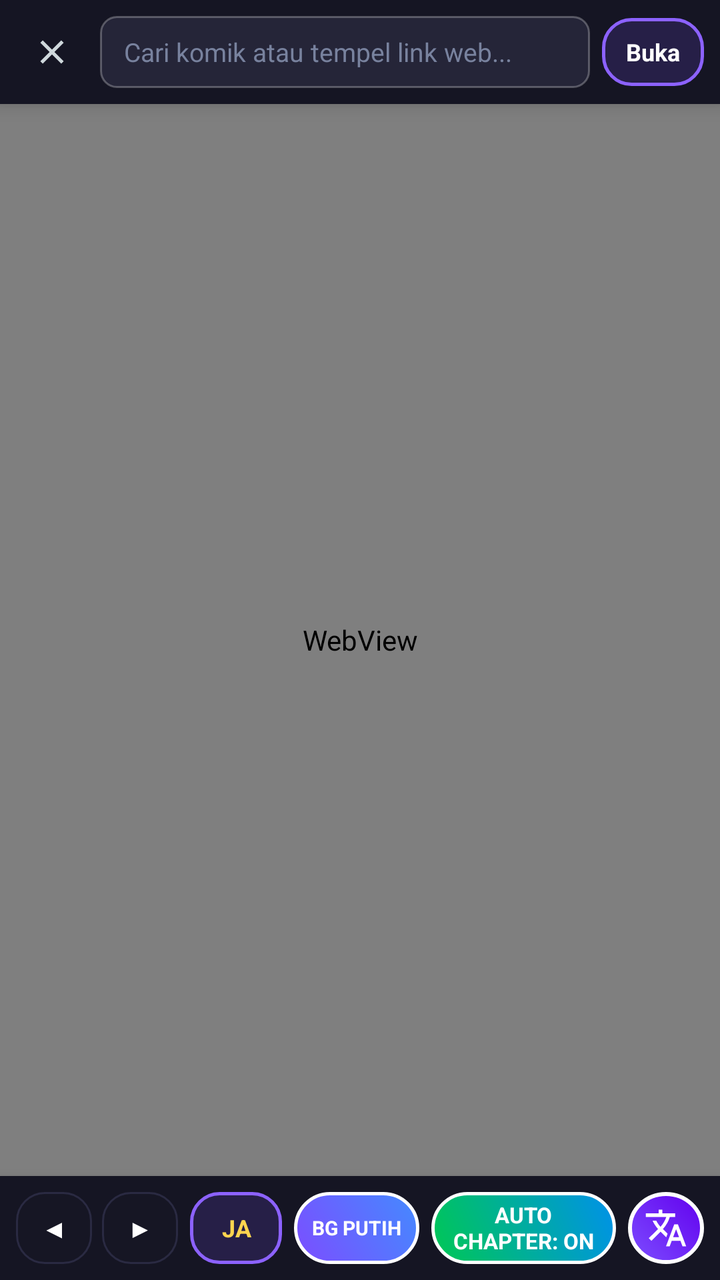
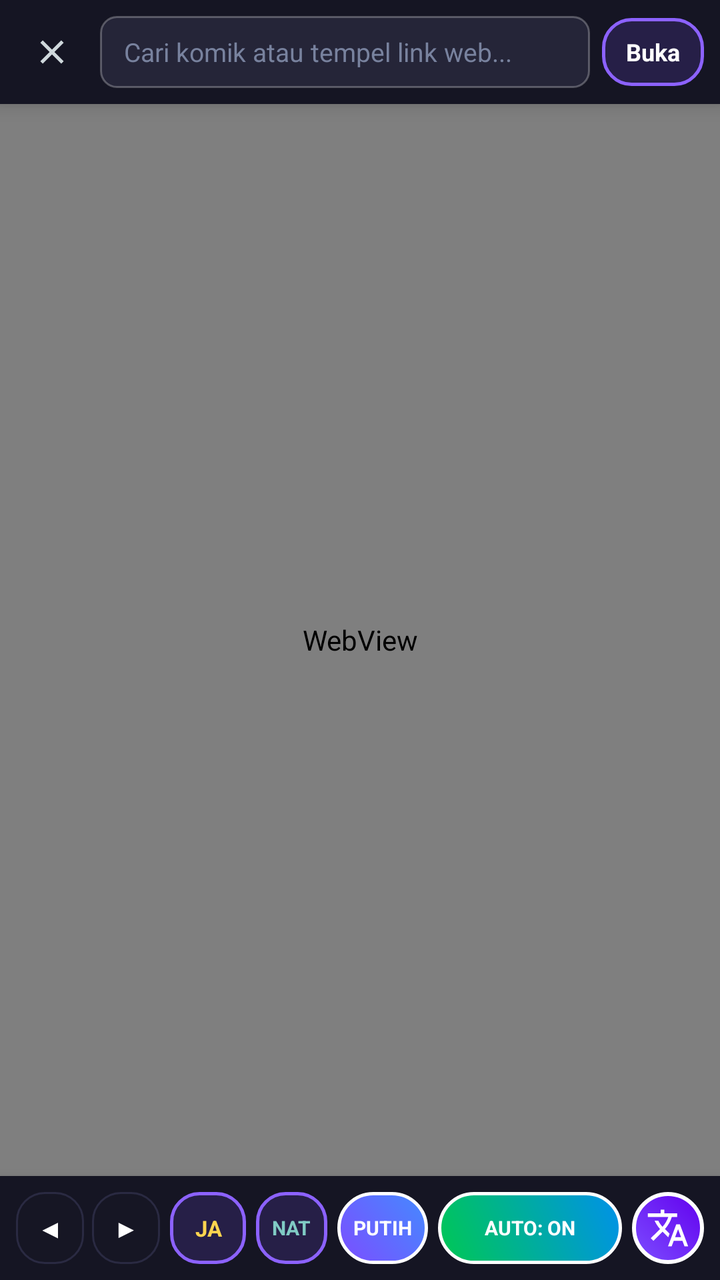

Screens rendered from an Android XML layout before and after an edit, with the pre-edit source and the edit as a unified diff.
<!-- AndroidManifest.xml: application theme Theme.MangaWebTranslator -->
<!-- res/layout/activity_web_comic.xml -->
<?xml version="1.0" encoding="utf-8"?>
<LinearLayout xmlns:android="http://schemas.android.com/apk/res/android"
    xmlns:app="http://schemas.android.com/apk/res-auto"
    android:layout_width="match_parent"
    android:layout_height="match_parent"
    android:background="#0D0D16"
    android:orientation="vertical">

    
    <LinearLayout
        android:layout_width="match_parent"
        android:layout_height="52dp"
        android:background="#151523"
        android:elevation="6dp"
        android:gravity="center_vertical"
        android:orientation="horizontal"
        android:paddingStart="8dp"
        android:paddingEnd="8dp">

        <ImageView
            android:id="@+id/btnCloseReader"
            android:layout_width="36dp"
            android:layout_height="36dp"
            android:background="?attr/selectableItemBackgroundBorderless"
            android:contentDescription="Tutup"
            android:padding="8dp"
            android:src="@drawable/ic_clear"
            app:tint="#CFD8DC" />

        <EditText
            android:id="@+id/etUrlBar"
            android:layout_width="0dp"
            android:layout_height="36dp"
            android:layout_marginStart="6dp"
            android:layout_marginEnd="6dp"
            android:layout_weight="1"
            android:background="@drawable/bg_url_input"
            android:hint="Cari komik atau tempel link web..."
            android:imeOptions="actionGo"
            android:inputType="textUri"
            android:maxLines="1"
            android:paddingStart="12dp"
            android:paddingEnd="12dp"
            android:singleLine="true"
            android:textColor="#FFFFFF"
            android:textColorHint="#78829E"
            android:textSize="13sp" />

        <TextView
            android:id="@+id/btnGoUrl"
            android:layout_width="wrap_content"
            android:layout_height="34dp"
            android:background="@drawable/bg_chip_selected"
            android:clickable="true"
            android:focusable="true"
            android:gravity="center"
            android:paddingStart="12dp"
            android:paddingEnd="12dp"
            android:text="Buka"
            android:textColor="#FFFFFF"
            android:textSize="12sp"
            android:textStyle="bold" />
    </LinearLayout>

    
    <ProgressBar
        android:id="@+id/pbWebLoad"
        style="?android:attr/progressBarStyleHorizontal"
        android:layout_width="match_parent"
        android:layout_height="3dp"
        android:max="100"
        android:progressTint="#7C4DFF"
        android:visibility="gone" />

    <LinearLayout
        android:id="@+id/llChapterProgress"
        android:layout_width="match_parent"
        android:layout_height="30dp"
        android:background="#1F1938"
        android:gravity="center_vertical"
        android:orientation="horizontal"
        android:paddingStart="12dp"
        android:paddingEnd="12dp"
        android:visibility="gone">

        <ProgressBar
            android:id="@+id/pbPanelSpinner"
            android:layout_width="14dp"
            android:layout_height="14dp"
            android:layout_marginEnd="8dp"
            android:indeterminateTint="#00E676" />

        <TextView
            android:id="@+id/tvChapterProgress"
            android:layout_width="0dp"
            android:layout_height="wrap_content"
            android:layout_weight="1"
            android:ellipsize="end"
            android:maxLines="1"
            android:text="Menerjemahkan panel 1 / 20..."
            android:textColor="#E0E0FF"
            android:textSize="11sp"
            android:textStyle="bold" />

        <TextView
            android:id="@+id/tvToggleOrig"
            android:layout_width="wrap_content"
            android:layout_height="22dp"
            android:background="@drawable/bg_chip_unselected"
            android:clickable="true"
            android:focusable="true"
            android:gravity="center"
            android:paddingStart="8dp"
            android:paddingEnd="8dp"
            android:text="Lihat Asli"
            android:textColor="#FFD54F"
            android:textSize="10sp"
            android:textStyle="bold" />
    </LinearLayout>

    
    <WebView
        android:id="@+id/webViewComic"
        android:layout_width="match_parent"
        android:layout_height="0dp"
        android:layout_weight="1" />

    
    <LinearLayout
        android:layout_width="match_parent"
        android:layout_height="52dp"
        android:background="#151523"
        android:elevation="10dp"
        android:gravity="center_vertical"
        android:orientation="horizontal"
        android:paddingStart="8dp"
        android:paddingEnd="8dp">

        
        <TextView
            android:id="@+id/btnWebBack"
            android:layout_width="38dp"
            android:layout_height="36dp"
            android:background="@drawable/bg_chip_unselected"
            android:clickable="true"
            android:focusable="true"
            android:gravity="center"
            android:text="◀"
            android:textColor="#FFFFFF"
            android:textSize="13sp" />

        
        <TextView
            android:id="@+id/btnWebForward"
            android:layout_width="38dp"
            android:layout_height="36dp"
            android:layout_marginStart="5dp"
            android:background="@drawable/bg_chip_unselected"
            android:clickable="true"
            android:focusable="true"
            android:gravity="center"
            android:text="▶"
            android:textColor="#FFFFFF"
            android:textSize="13sp" />

        
        <TextView
            android:id="@+id/btnReaderLang"
            android:layout_width="46dp"
            android:layout_height="36dp"
            android:layout_marginStart="6dp"
            android:background="@drawable/bg_chip_selected"
            android:clickable="true"
            android:focusable="true"
            android:gravity="center"
            android:text="JA"
            android:textColor="#FFD54F"
            android:textSize="12sp"
            android:textStyle="bold" />

        
        <TextView
            android:id="@+id/btnReaderBg"
            android:layout_width="wrap_content"
            android:layout_height="36dp"
            android:layout_marginStart="6dp"
            android:background="@drawable/bg_style_toggle_on"
            android:clickable="true"
            android:focusable="true"
            android:gravity="center"
            android:paddingStart="9dp"
            android:paddingEnd="9dp"
            android:text="BG PUTIH"
            android:textColor="#FFFFFF"
            android:textSize="10sp"
            android:textStyle="bold" />

        
        <TextView
            android:id="@+id/btnAutoChapter"
            android:layout_width="0dp"
            android:layout_height="36dp"
            android:layout_marginStart="6dp"
            android:layout_weight="1"
            android:background="@drawable/bg_auto_toggle_on"
            android:clickable="true"
            android:focusable="true"
            android:gravity="center"
            android:paddingStart="8dp"
            android:paddingEnd="8dp"
            android:text="AUTO CHAPTER: ON"
            android:textColor="#FFFFFF"
            android:textSize="11sp"
            android:textStyle="bold" />

        
        <ImageView
            android:id="@+id/btnScanChapterNow"
            android:layout_width="38dp"
            android:layout_height="36dp"
            android:layout_marginStart="6dp"
            android:background="@drawable/bg_floating_bubble"
            android:clickable="true"
            android:contentDescription="Terjemahkan semua panel"
            android:focusable="true"
            android:padding="7dp"
            android:src="@drawable/ic_translate"
            app:tint="#FFFFFF" />
    </LinearLayout>

</LinearLayout>
<!-- resources referenced by this layout -->
<resources>
  <!-- drawable bg_auto_toggle_on (drawable) -->
  <?xml version="1.0" encoding="utf-8"?>
  <shape xmlns:android="http://schemas.android.com/apk/res/android"
      android:shape="rectangle">
      <gradient
          android:angle="45"
          android:startColor="#00C853"
          android:endColor="#0091EA"
          android:type="linear" />
      <corners android:radius="18dp" />
      <stroke
          android:width="1.5dp"
          android:color="#FFFFFF" />
  </shape>
  <!-- drawable bg_chip_selected (drawable) -->
  <?xml version="1.0" encoding="utf-8"?>
  <shape xmlns:android="http://schemas.android.com/apk/res/android"
      android:shape="rectangle">
      <solid android:color="#261F47" />
      <corners android:radius="14dp" />
      <stroke
          android:width="1.5dp"
          android:color="#8C62FF" />
  </shape>
  <!-- drawable bg_chip_unselected (drawable) -->
  <?xml version="1.0" encoding="utf-8"?>
  <shape xmlns:android="http://schemas.android.com/apk/res/android"
      android:shape="rectangle">
      <solid android:color="#161624" />
      <corners android:radius="14dp" />
      <stroke
          android:width="1dp"
          android:color="#2A2A42" />
  </shape>
  <!-- drawable bg_floating_bubble (drawable) -->
  <?xml version="1.0" encoding="utf-8"?>
  <shape xmlns:android="http://schemas.android.com/apk/res/android"
      android:shape="oval">
      <gradient
          android:angle="45"
          android:startColor="#7C4DFF"
          android:endColor="#6200EE"
          android:type="linear" />
      <stroke
          android:width="2dp"
          android:color="#FFFFFF" />
  </shape>
  <!-- drawable bg_style_toggle_on (drawable) -->
  <?xml version="1.0" encoding="utf-8"?>
  <shape xmlns:android="http://schemas.android.com/apk/res/android"
      android:shape="rectangle">
      <gradient
          android:angle="45"
          android:startColor="#7C4DFF"
          android:endColor="#448AFF"
          android:type="linear" />
      <corners android:radius="18dp" />
      <stroke
          android:width="1.5dp"
          android:color="#FFFFFF" />
  </shape>
  <!-- drawable bg_url_input (drawable) -->
  <?xml version="1.0" encoding="utf-8"?>
  <shape xmlns:android="http://schemas.android.com/apk/res/android"
      android:shape="rectangle">
      <solid android:color="@color/input_bg" />
      <corners android:radius="8dp" />
      <stroke android:width="1dp" android:color="#44FFFFFF" />
      <padding
          android:left="10dp"
          android:top="8dp"
          android:right="10dp"
          android:bottom="8dp" />
  </shape>
  <!-- drawable ic_clear (drawable) -->
  <vector xmlns:android="http://schemas.android.com/apk/res/android"
      android:width="24dp"
      android:height="24dp"
      android:viewportWidth="24"
      android:viewportHeight="24">
      <path
          android:fillColor="@android:color/white"
          android:pathData="M19,6.41L17.59,5 12,10.59 6.41,5 5,6.41 10.59,12 5,17.59 6.41,19 12,13.41 17.59,19 19,17.59 13.41,12z"/>
  </vector>
  <style name="Theme.MangaWebTranslator" parent="Theme.MaterialComponents.DayNight.NoActionBar">
          <item name="colorPrimary">@color/primary_accent</item>
          <item name="colorPrimaryVariant">@color/purple_700</item>
          <item name="colorOnPrimary">@color/white</item>
          <item name="colorSecondary">@color/teal_200</item>
          <item name="android:statusBarColor">#0D0D16</item>
          <item name="android:navigationBarColor">#0D0D16</item>
      </style>
  <color name="input_bg">#252538</color>
  <color name="primary_accent">#7C4DFF</color>
  <color name="purple_700">#FF3700B3</color>
  <color name="white">#FFFFFFFF</color>
  <color name="teal_200">#FF03DAC5</color>
  <!-- unchanged entries left out for length: 1 -->
</resources>

<!-- the commit's change to res/layout/activity_web_comic.xml (unified diff, before → after) -->
@@ -139,43 +139,60 @@
         
         <TextView
             android:id="@+id/btnWebBack"
+            android:layout_width="34dp"
+            android:layout_height="36dp"
+            android:background="@drawable/bg_chip_unselected"
+            android:clickable="true"
+            android:focusable="true"
+            android:gravity="center"
+            android:text="◀"
+            android:textColor="#FFFFFF"
+            android:textSize="13sp" />
+
+        
+        <TextView
+            android:id="@+id/btnWebForward"
+            android:layout_width="34dp"
+            android:layout_height="36dp"
+            android:layout_marginStart="4dp"
+            android:background="@drawable/bg_chip_unselected"
+            android:clickable="true"
+            android:focusable="true"
+            android:gravity="center"
+            android:text="▶"
+            android:textColor="#FFFFFF"
+            android:textSize="13sp" />
+
+        
+        <TextView
+            android:id="@+id/btnReaderLang"
             android:layout_width="38dp"
             android:layout_height="36dp"
-            android:background="@drawable/bg_chip_unselected"
-            android:clickable="true"
-            android:focusable="true"
-            android:gravity="center"
-            android:text="◀"
-            android:textColor="#FFFFFF"
-            android:textSize="13sp" />
-
-        
-        <TextView
-            android:id="@+id/btnWebForward"
-            android:layout_width="38dp"
-            android:layout_height="36dp"
-            android:layout_marginStart="5dp"
-            android:background="@drawable/bg_chip_unselected"
-            android:clickable="true"
-            android:focusable="true"
-            android:gravity="center"
-            android:text="▶"
-            android:textColor="#FFFFFF"
-            android:textSize="13sp" />
-
-        
-        <TextView
-            android:id="@+id/btnReaderLang"
-            android:layout_width="46dp"
-            android:layout_height="36dp"
-            android:layout_marginStart="6dp"
+            android:layout_marginStart="5dp"
             android:background="@drawable/bg_chip_selected"
             android:clickable="true"
             android:focusable="true"
             android:gravity="center"
             android:text="JA"
             android:textColor="#FFD54F"
-            android:textSize="12sp"
+            android:textSize="11sp"
+            android:textStyle="bold" />
+
+        
+        <TextView
+            android:id="@+id/btnReaderStyle"
+            android:layout_width="wrap_content"
+            android:layout_height="36dp"
+            android:layout_marginStart="5dp"
+            android:background="@drawable/bg_chip_selected"
+            android:clickable="true"
+            android:focusable="true"
+            android:gravity="center"
+            android:paddingStart="8dp"
+            android:paddingEnd="8dp"
+            android:text="NAT"
+            android:textColor="#80CBC4"
+            android:textSize="10sp"
             android:textStyle="bold" />
 
         
@@ -183,14 +200,14 @@
             android:id="@+id/btnReaderBg"
             android:layout_width="wrap_content"
             android:layout_height="36dp"
-            android:layout_marginStart="6dp"
+            android:layout_marginStart="5dp"
             android:background="@drawable/bg_style_toggle_on"
             android:clickable="true"
             android:focusable="true"
             android:gravity="center"
-            android:paddingStart="9dp"
-            android:paddingEnd="9dp"
-            android:text="BG PUTIH"
+            android:paddingStart="8dp"
+            android:paddingEnd="8dp"
+            android:text="PUTIH"
             android:textColor="#FFFFFF"
             android:textSize="10sp"
             android:textStyle="bold" />
@@ -200,25 +217,25 @@
             android:id="@+id/btnAutoChapter"
             android:layout_width="0dp"
             android:layout_height="36dp"
-            android:layout_marginStart="6dp"
+            android:layout_marginStart="5dp"
             android:layout_weight="1"
             android:background="@drawable/bg_auto_toggle_on"
             android:clickable="true"
             android:focusable="true"
             android:gravity="center"
-            android:paddingStart="8dp"
-            android:paddingEnd="8dp"
-            android:text="AUTO CHAPTER: ON"
-            android:textColor="#FFFFFF"
-            android:textSize="11sp"
+            android:paddingStart="6dp"
+            android:paddingEnd="6dp"
+            android:text="AUTO: ON"
+            android:textColor="#FFFFFF"
+            android:textSize="10sp"
             android:textStyle="bold" />
 
         
         <ImageView
             android:id="@+id/btnScanChapterNow"
-            android:layout_width="38dp"
-            android:layout_height="36dp"
-            android:layout_marginStart="6dp"
+            android:layout_width="36dp"
+            android:layout_height="36dp"
+            android:layout_marginStart="5dp"
             android:background="@drawable/bg_floating_bubble"
             android:clickable="true"
             android:contentDescription="Terjemahkan semua panel"
